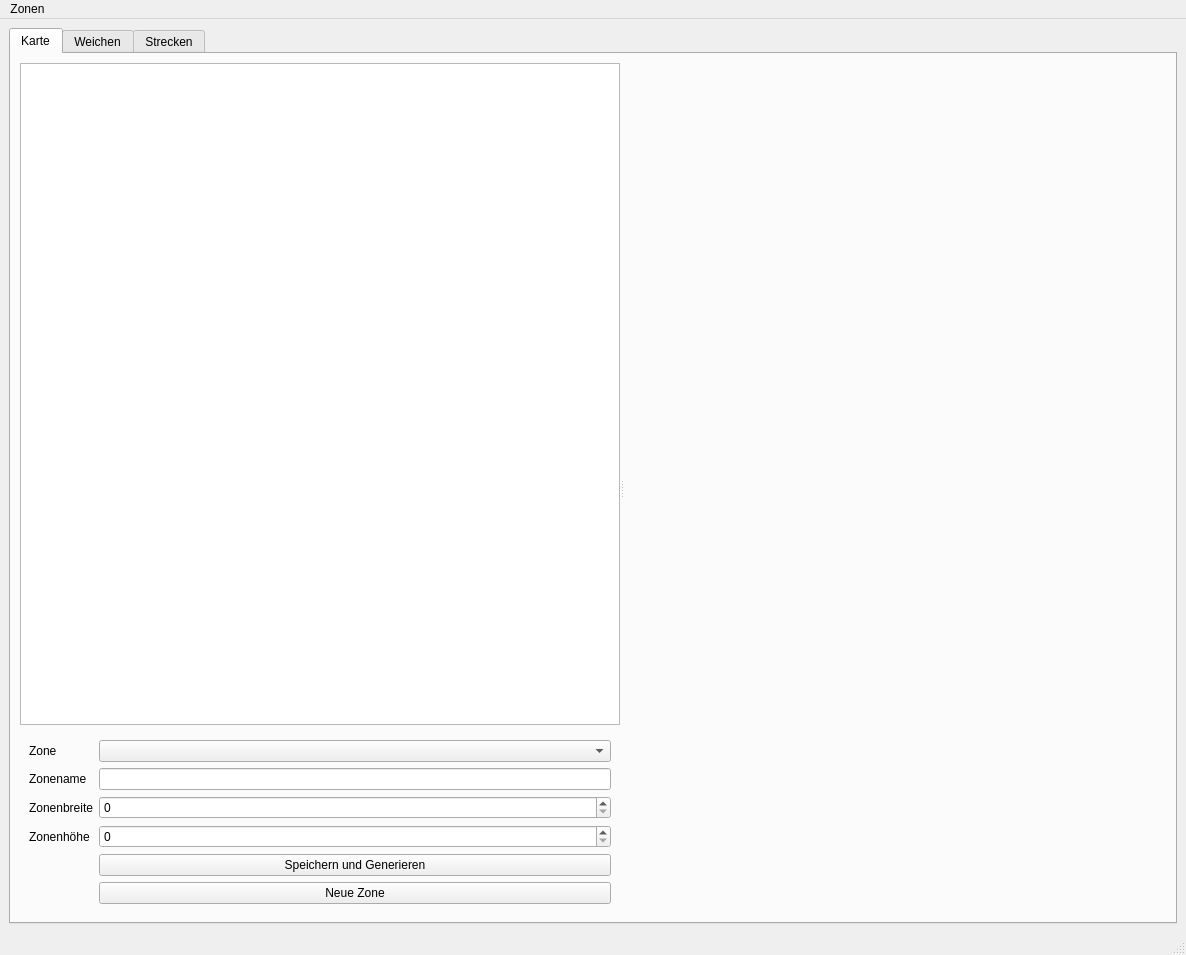
Old version of the form ebl_coords/frontend/ui_files/main_gui.ui in the repository delimarr/ip6_ebl_coords.
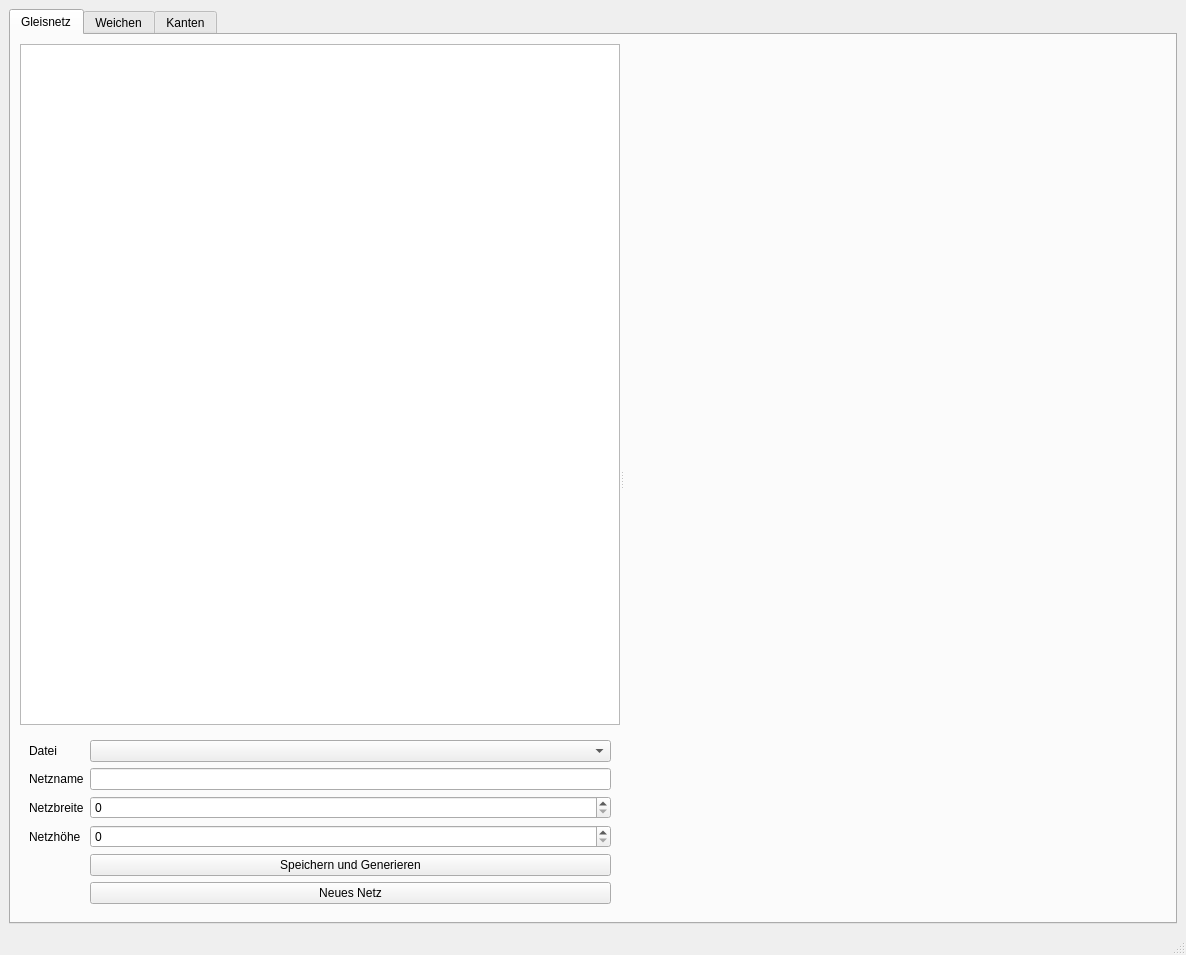
New version of the form.

What changed in the file:
```diff
--- a/ebl_coords/frontend/ui_files/main_gui.ui
+++ b/ebl_coords/frontend/ui_files/main_gui.ui
@@ -22,7 +22,7 @@
       </property>
       <widget class="QWidget" name="map_tab">
        <attribute name="title">
-        <string>Karte</string>
+        <string>Gleisnetz</string>
        </attribute>
        <layout class="QVBoxLayout" name="verticalLayout_4">
         <item>
@@ -59,7 +59,7 @@
                <item row="2" column="0">
                 <widget class="QLabel" name="label_5">
                  <property name="text">
-                  <string>Zonename</string>
+                  <string>Netzname</string>
                  </property>
                 </widget>
                </item>
@@ -76,14 +76,14 @@
                <item row="3" column="0">
                 <widget class="QLabel" name="label_6">
                  <property name="text">
-                  <string>Zonenbreite</string>
+                  <string>Netzbreite</string>
                  </property>
                 </widget>
                </item>
                <item row="4" column="0">
                 <widget class="QLabel" name="label_7">
                  <property name="text">
-                  <string>Zonenhöhe</string>
+                  <string>Netzhöhe</string>
                  </property>
                 </widget>
                </item>
@@ -96,7 +96,7 @@
                <item row="1" column="0">
                 <widget class="QLabel" name="label_8">
                  <property name="text">
-                  <string>Zone</string>
+                  <string>Datei</string>
                  </property>
                 </widget>
                </item>
@@ -106,7 +106,7 @@
                <item row="6" column="1">
                 <widget class="QPushButton" name="map_zone_neu_btn">
                  <property name="text">
-                  <string>Neue Zone</string>
+                  <string>Neues Netz</string>
                  </property>
                 </widget>
                </item>
@@ -231,7 +231,7 @@
       </widget>
       <widget class="QWidget" name="strecken_tab">
        <attribute name="title">
-        <string>Strecken</string>
+        <string>Kanten</string>
        </attribute>
        <layout class="QHBoxLayout" name="horizontalLayout">
         <item>
@@ -332,14 +332,6 @@
      <height>22</height>
     </rect>
    </property>
-   <widget class="QMenu" name="menuZonen">
-    <property name="title">
-     <string>Zonen</string>
-    </property>
-    <addaction name="actionneue_Zone"/>
-    <addaction name="actionZone_laden"/>
-   </widget>
-   <addaction name="menuZonen"/>
   </widget>
   <widget class="QStatusBar" name="statusbar"/>
   <action name="actionneue_Zone">
```
Left out of the diff: 32 changed lines with no effect on the pictures.
